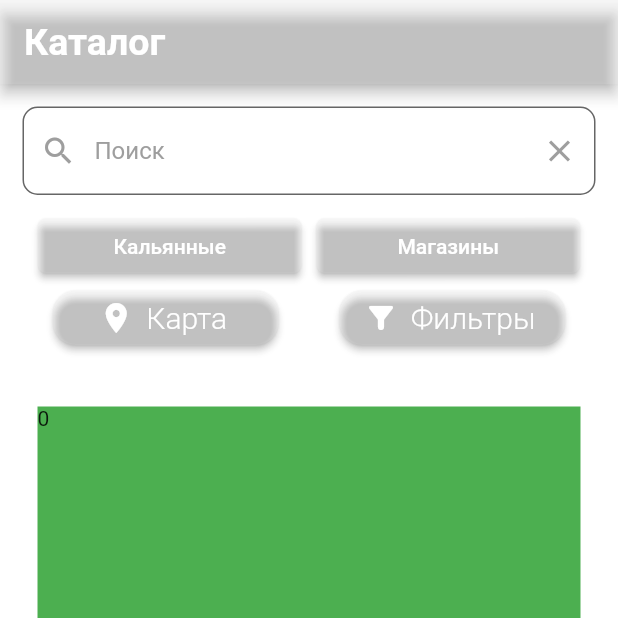
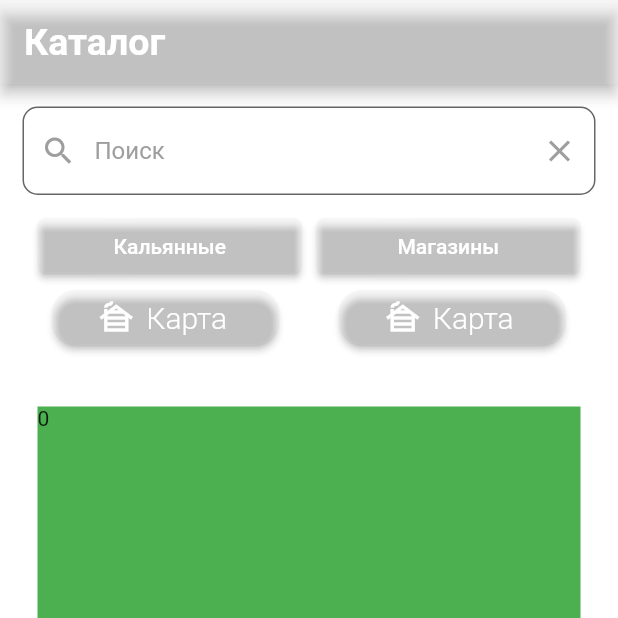
Before and after one commit to IzeVerg/GoHookah, a Flutter app: the screen it shows after launch, on a phone screen of 412 x 824 dp, the top half of it. Run offline on Flutter 3.47's test engine with Material 2 defaults, Android fonts, the phone set to English and light mode, and no system bars; our stand-ins replace geolocator, shared_preferences.

Commit message:
remove warning

```diff
--- a/lib/custom_button.dart
+++ b/lib/custom_button.dart
@@ -5,9 +5,9 @@ class CustomButton extends StatelessWidget {
   final IconData icon;
 
   const CustomButton({
+    super.key,
     required this.text,
     required this.icon,
-    super.key,
   });
 
   @override
@@ -28,7 +28,7 @@ class CustomButton extends StatelessWidget {
         onPressed: () {},
         label: Text(
           text,
-          style: TextStyle(
+          style: const TextStyle(
               color: Colors.white, fontSize: 20, fontWeight: FontWeight.w300),
         ),
       ),
--- a/lib/main_screen.dart
+++ b/lib/main_screen.dart
@@ -1,5 +1,6 @@
 import 'package:flutter/material.dart';
 import 'package:geolocator/geolocator.dart';
+import 'package:go_hookah_app/custom_button.dart';
 import 'package:shared_preferences/shared_preferences.dart';
 
 class MainScreen extends StatefulWidget {
@@ -130,43 +131,13 @@ class _MainScreenState extends State<MainScreen> {
                 Row(
                   mainAxisAlignment: MainAxisAlignment.spaceAround,
                   children: [
-                    SizedBox(
-                      width: 150,
-                      child: ElevatedButton.icon(
-                        style: ButtonStyle(
-                          backgroundColor: const MaterialStatePropertyAll<Color>(Colors.white10),
-                          shape: MaterialStateProperty.all(
-                            RoundedRectangleBorder(
-                              borderRadius: BorderRadius.circular(15.0),
-                            ),
-                          ),
-                        ),
-                        icon: const Icon(Icons.place),
-                        onPressed: () {},
-                        label: const Text(
-                          'Карта',
-                          style: TextStyle(color: Colors.white, fontSize: 20, fontWeight: FontWeight.w300),
-                        ),
-                      ),
+                    const CustomButton(
+                      text: 'Карта',
+                      icon: Icons.cabin,
                     ),
-                    SizedBox(
-                      width: 150,
-                      child: ElevatedButton.icon(
-                        style: ButtonStyle(
-                          backgroundColor: const MaterialStatePropertyAll<Color>(Colors.white10),
-                          shape: MaterialStateProperty.all(
-                            RoundedRectangleBorder(
-                              borderRadius: BorderRadius.circular(15.0),
-                            ),
-                          ),
-                        ),
-                        icon: const Icon(Icons.filter_alt_rounded),
-                        onPressed: () {},
-                        label: const Text(
-                          'Фильтры',
-                          style: TextStyle(color: Colors.white, fontSize: 20, fontWeight: FontWeight.w300),
-                        ),
-                      ),
+                    const CustomButton(
+                      text: 'Карта',
+                      icon: Icons.cabin,
                     ),
                   ],
                 ),
```
